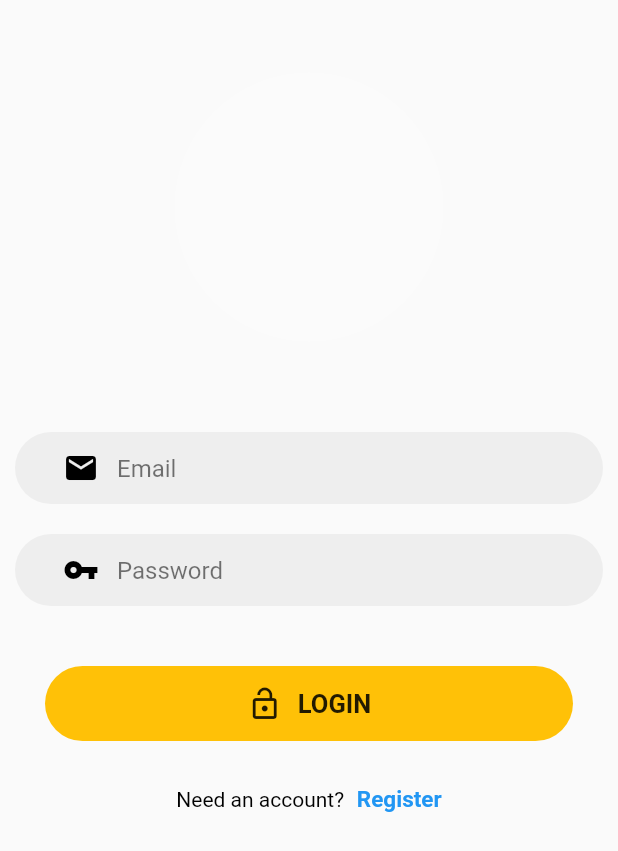
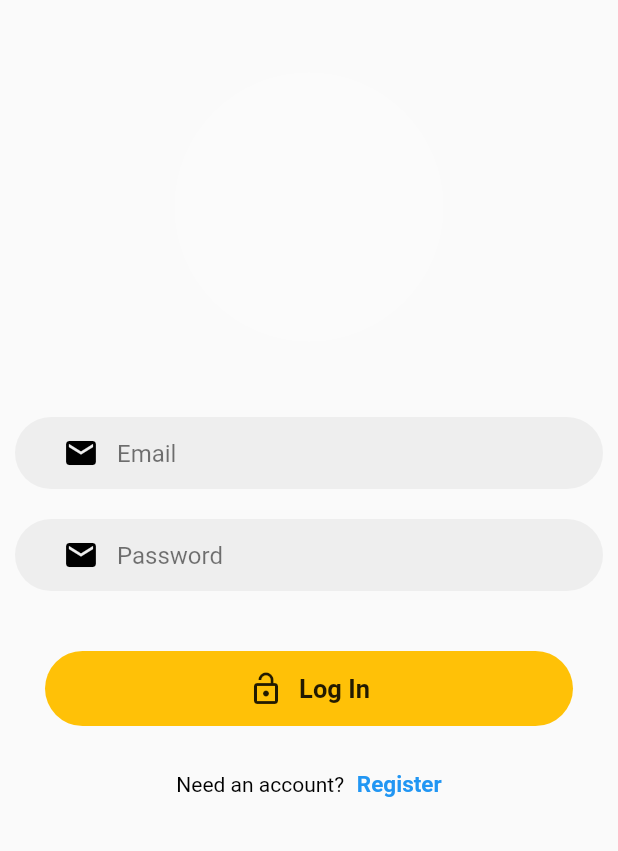
Before and after one commit to xenSlayer/Fantasy_V_Clean_Arch, a Flutter app: the screen it shows after launch, on a phone screen of 412 x 824 dp. Shown: the top 851 px of the screen. Run offline on Flutter 3.47's test engine with Material 2 defaults, Android fonts, the phone set to English and light mode, and no system bars; our stand-ins replace bloc, dartz, data_connection_checker, equatable, firebase_auth, flutter_bloc and 1 more; missing offline and left inert: bmnav; accounts and stored records are empty.

Commit message:
code refactor

```diff
--- a/lib/features/fantasy_five/domain/usecases/user_login.dart
+++ b/lib/features/fantasy_five/domain/usecases/user_login.dart
@@ -7,14 +7,14 @@ import '../../../../core/error/failures.dart';
 import '../../../../core/usecases/usecase.dart';
 import '../repositories/fantasy_five_repositories.dart';
 
-class UserLogin implements AuthUseCase<AuthResult, LoginRegisterParams> {
+class UserLogin implements AuthUseCase<AuthResult, EmailPasswordParams> {
   final AuthServiceRepository authServiceRepository;
 
   UserLogin({@required this.authServiceRepository});
 
   @override
   Future<Either<FirebaseFailure, AuthResult>> loginWithEmail(
-      LoginRegisterParams loginParams) async {
+      EmailPasswordParams loginParams) async {
     return await authServiceRepository.loginWithEmail(
         email: loginParams.email, password: loginParams.password);
   }
@@ -24,16 +24,16 @@ class UserLogin implements AuthUseCase<AuthResult, LoginRegisterParams> {
 
   @override
   Future<Either<FirebaseFailure, AuthResult>> register(
-      LoginRegisterParams uid) {
+      EmailPasswordParams uid) {
     throw UnimplementedError();
   }
 }
 
-class LoginRegisterParams extends Equatable {
+class EmailPasswordParams extends Equatable {
   final String email;
   final String password;
 
-  LoginRegisterParams({@required this.email, @required this.password});
+  EmailPasswordParams({@required this.email, @required this.password});
   @override
   List<Object> get props => [email, password];
 }
--- a/lib/features/fantasy_five/presentation/bloc/team/team_bloc.dart
+++ b/lib/features/fantasy_five/presentation/bloc/team/team_bloc.dart
@@ -38,7 +38,7 @@ Stream<TeamState> _getTeam(GetTeam getTeam, UID uid) async* {
       await getTeam.call(uid);
   yield* successOrFailure.fold((error) async* {
     // API Call failed =>
-    yield TeamLoadFailedState(errorMessage: mapErrorToMessage(error));
+    yield TeamLoadFailedState(errorMessage: mapNetworkErrorToMessage(error));
   }, (team) async* {
     // API call success =>
     yield TeamLoadSuccessState(team: team);
--- a/lib/features/fantasy_five/presentation/pages/user_login/user_login_page.dart
+++ b/lib/features/fantasy_five/presentation/pages/user_login/user_login_page.dart
@@ -1,9 +1,9 @@
-import 'package:Fantasy_V_Clean_Arch/core/widgets/navbar.dart';
 import 'package:flutter/material.dart';
 import 'package:flutter_bloc/flutter_bloc.dart';
 
+import '../../../../../core/widgets/navbar.dart';
 import '../../../../../injection_containers/user_login_injection_containers/user_login_injection_container.dart';
-import '../../bloc/login/bloc/userlogin_bloc.dart';
+import '../../bloc/login/userlogin_bloc.dart';
 import '../../widgets/user_login_page_widgets/widgets.dart';
 
 class LoginPage extends StatelessWidget {
@@ -18,7 +18,7 @@ class LoginPage extends StatelessWidget {
               return Stack(children: [
                 Stack(
                   alignment: Alignment.center,
-                  children: [LoginPageInitial(), LogginInWidget()],
+                  children: [LoginPageInitial(), logginInWidget()],
                 ),
               ]);
             } else if (state is UserLoginFailureState) {
@@ -34,6 +34,7 @@ class LoginPage extends StatelessWidget {
   }
 }
 
+// Login Page Initial State
 class LoginPageInitial extends StatelessWidget {
   @override
   Widget build(BuildContext context) {
@@ -55,90 +56,22 @@ class LoginPageInitial extends StatelessWidget {
     return Scaffold(
         body: ListView(children: [
       Padding(
-        padding: EdgeInsets.only(top: 48),
+        padding: EdgeInsets.only(top: 48, bottom: 40),
         child: CircleAvatar(radius: 90, backgroundColor: Colors.white10),
       ),
-      SizedBox(height: 50),
       Padding(
-        padding: const EdgeInsets.all(10.0),
-        child: Container(
-            width: 280,
-            padding: EdgeInsets.only(left: 20, right: 10),
-            decoration: BoxDecoration(
-                color: Color(0xFFeeeeee),
-                borderRadius: BorderRadiusDirectional.circular(35)),
-            child: TextField(
-              onSubmitted: (_) {},
-              style: TextStyle(color: Colors.black),
-              controller: emailController,
-              decoration: InputDecoration(
-                prefixIcon: Icon(Icons.mail, color: Colors.black),
-                suffix: GestureDetector(
-                    onTap: () => emailController.text = '',
-                    child: Icon(Icons.clear, color: Colors.black, size: 18)),
-                hintText: 'Email',
-                hintStyle: TextStyle(color: Colors.black54),
-                border: InputBorder.none,
-                focusedBorder: InputBorder.none,
-                enabledBorder: InputBorder.none,
-                errorBorder: InputBorder.none,
-                disabledBorder: InputBorder.none,
-              ),
-            )),
-      ),
+          padding: const EdgeInsets.all(10.0),
+          child:
+              buildTextField(controller: emailController, hintText: 'Email')),
       Padding(
-        padding: const EdgeInsets.all(10.0),
-        child: Container(
-            width: 280,
-            padding: EdgeInsets.only(left: 20, right: 10),
-            decoration: BoxDecoration(
-                color: Color(0xFFeeeeee),
-                borderRadius: BorderRadiusDirectional.circular(35)),
-            child: TextField(
-              onSubmitted: (_) {},
-              style: TextStyle(color: Colors.black),
-              controller: passwordController,
-              decoration: InputDecoration(
-                prefixIcon: Icon(Icons.vpn_key, color: Colors.black),
-                suffix: GestureDetector(
-                    onTap: () {
-                      passwordController.text = '';
-                    },
-                    child: Icon(Icons.clear, color: Colors.black, size: 18)),
-                hintText: 'Password',
-                hintStyle: TextStyle(color: Colors.black54),
-                border: InputBorder.none,
-                focusedBorder: InputBorder.none,
-                enabledBorder: InputBorder.none,
-                errorBorder: InputBorder.none,
-                disabledBorder: InputBorder.none,
-              ),
-            )),
-      ),
+          padding: const EdgeInsets.all(10.0),
+          child: buildTextField(
+              controller: passwordController, hintText: 'Password')),
       Padding(
         padding: EdgeInsets.all(30.0),
         child: InkWell(
           onTap: () => _loginCheck(emailController, passwordController),
-          child: Container(
-            child: Center(
-              child: Row(
-                mainAxisAlignment: MainAxisAlignment.center,
-                crossAxisAlignment: CrossAxisAlignment.center,
-                children: <Widget>[
-                  Icon(Icons.lock_open),
-                  SizedBox(width: 10),
-                  Text(
-                    'LOGIN',
-                    style: TextStyle(fontSize: 17, fontWeight: FontWeight.bold),
-                  ),
-                ],
-              ),
-            ),
-            width: 120,
-            height: 50,
-            decoration: BoxDecoration(
-                color: Colors.amber, borderRadius: BorderRadius.circular(30)),
-          ),
+          child: buildLargeButton(child: 'Log In', icon: Icons.lock_open),
         ),
       ),
       Row(
@@ -161,6 +94,7 @@ class LoginPageInitial extends StatelessWidget {
   }
 }
 
+// Login Page failure state
 class LoginFailure extends StatelessWidget {
   final String message;
 
--- a/lib/features/fantasy_five/presentation/widgets/user_login_page_widgets/widgets.dart
+++ b/lib/features/fantasy_five/presentation/widgets/user_login_page_widgets/widgets.dart
@@ -1,12 +1,7 @@
 import 'package:flutter/material.dart';
 
-class LogginInWidget extends StatelessWidget {
-  const LogginInWidget({
-    Key key,
-  }) : super(key: key);
-
-  @override
-  Widget build(BuildContext context) {
+/// Logging in progress with circularProgress Indicator widget
+Center logginInWidget() {
   return Center(
     child: Container(
         width: 120,
@@ -29,4 +24,60 @@ class LogginInWidget extends StatelessWidget {
         )),
   );
 }
+
+/// TextForm Field
+/// buildTextField({ @required TextEditingController controller, @required String hintText )}
+Container buildTextField({
+  @required TextEditingController controller,
+  @required String hintText,
+}) {
+  return Container(
+      width: 280,
+      padding: EdgeInsets.only(left: 20, right: 10),
+      decoration: BoxDecoration(
+          color: Color(0xFFeeeeee),
+          borderRadius: BorderRadiusDirectional.circular(35)),
+      child: TextField(
+        style: TextStyle(color: Colors.black),
+        controller: controller,
+        decoration: InputDecoration(
+          prefixIcon: Icon(Icons.mail, color: Colors.black),
+          suffix: GestureDetector(
+              onTap: () => controller.text = '',
+              child: Icon(Icons.clear, color: Colors.black, size: 18)),
+          hintText: hintText,
+          hintStyle: TextStyle(color: Colors.black54),
+          border: InputBorder.none,
+          focusedBorder: InputBorder.none,
+          enabledBorder: InputBorder.none,
+          errorBorder: InputBorder.none,
+          disabledBorder: InputBorder.none,
+        ),
+      ));
 }
+
+/// Large button
+///
+/// Container buildLargeButton({String child, IconData icon})
+Container buildLargeButton({String child, IconData icon}) {
+  return Container(
+    child: Center(
+      child: Row(
+        mainAxisAlignment: MainAxisAlignment.center,
+        crossAxisAlignment: CrossAxisAlignment.center,
+        children: <Widget>[
+          Icon(icon),
+          SizedBox(width: 10),
+          Text(
+            child,
+            style: TextStyle(fontSize: 17, fontWeight: FontWeight.bold),
+          ),
+        ],
+      ),
+    ),
+    width: 120,
+    height: 50,
+    decoration: BoxDecoration(
+        color: Colors.amber, borderRadius: BorderRadius.circular(30)),
+  );
+}
--- a/lib/injection_containers/user_login_injection_containers/user_login_injection_container.dart
+++ b/lib/injection_containers/user_login_injection_containers/user_login_injection_container.dart
@@ -4,7 +4,7 @@ import 'package:get_it/get_it.dart';
 import '../../features/fantasy_five/data/repositories/fantasy_five_repositoreis_impl.dart';
 import '../../features/fantasy_five/domain/repositories/fantasy_five_repositories.dart';
 import '../../features/fantasy_five/domain/usecases/user_login.dart';
-import '../../features/fantasy_five/presentation/bloc/login/bloc/userlogin_bloc.dart';
+import '../../features/fantasy_five/presentation/bloc/login/userlogin_bloc.dart';
 
 final ul = GetIt.instance;
 
--- a/lib/main.dart
+++ b/lib/main.dart
@@ -23,7 +23,7 @@ class FantasyV extends StatelessWidget {
   Widget build(BuildContext context) {
     return MaterialApp(
         debugShowCheckedModeBanner: false,
-        home: StreamBuilder<User>(
+        home: StreamBuilder<UserEntity>(
             stream: AuthService().user,
             builder: (context, snapshot) {
               return snapshot.hasData ? NavBar() : LoginPage();
```
Also changed, not shown: lib/core/error/error_messages.dart (+30 -2 lines), lib/features/fantasy_five/presentation/bloc/login/userlogin_bloc.dart (renamed from lib/features/fantasy_five/presentation/bloc/login/bloc/userlogin_bloc.dart, +5 -30 lines), lib/features/fantasy_five/presentation/bloc/login/userlogin_event.dart (renamed from lib/features/fantasy_five/presentation/bloc/login/bloc/userlogin_event.dart), lib/features/fantasy_five/presentation/bloc/login/userlogin_state.dart (renamed from lib/features/fantasy_five/presentation/bloc/login/bloc/userlogin_state.dart). Lines whose indentation alone changed are shown as unchanged.
